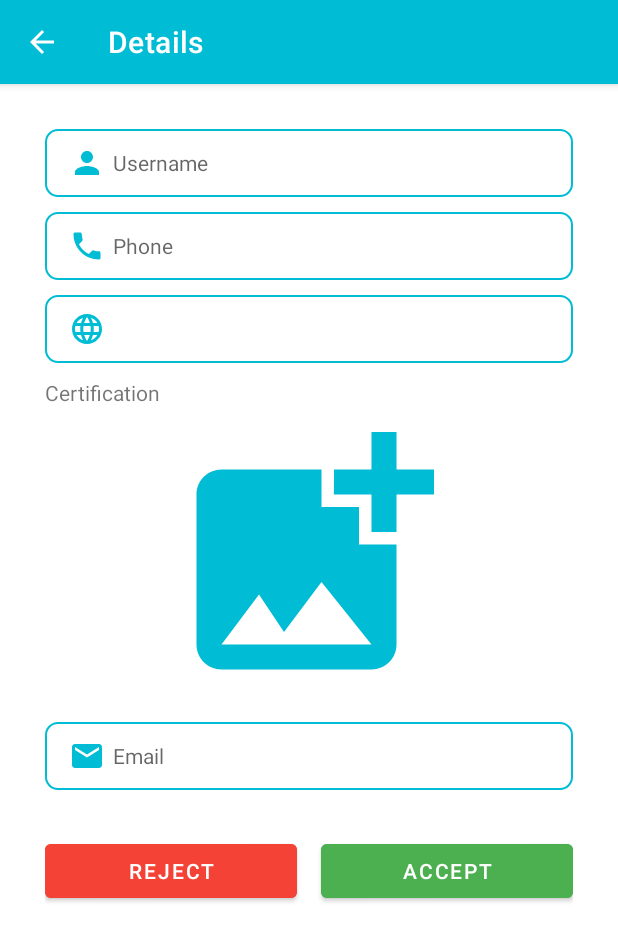
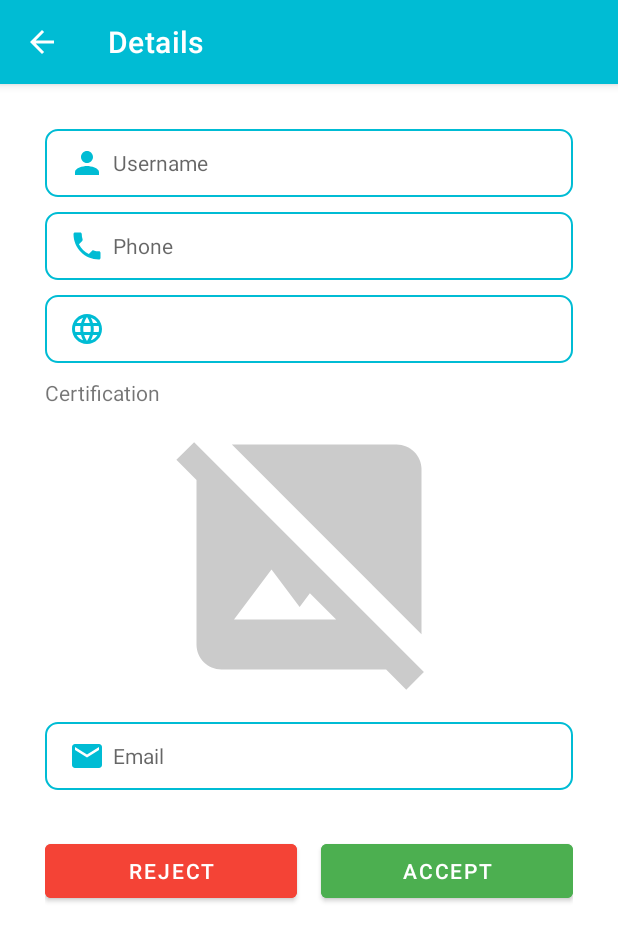
Before and after one commit to LanStructor/LanStructorApp, an Android app: the InstructorDetailsActivity screen opened directly, with no data from a screen before it, on a phone screen of 412 x 824 dp. Shown: the top 941 px of the screen. Run offline under Robolectric (Android 15) with nearby library versions, the phone set to English and light mode, and no system bars; our stand-ins replace Firebase (no records; nobody signed in at launch, a user with empty details on screens opened directly); 6 statements that could not run were skipped.

Commit message:
update 8

```diff
--- a/app/src/main/java/com/lanstructor/android/student/ChatActivity.java
+++ b/app/src/main/java/com/lanstructor/android/student/ChatActivity.java
@@ -155,7 +155,8 @@ public class ChatActivity extends AppCompatActivity {
             finish();
         }else if(item.getItemId() == R.id.call){
             if(userType.equals("Student")){
-                if(messages.get(messages.size()-1).message.equals("Meeting has bes started join to meeting by press call button")) {
+
+                if(messages.get(messages.size()-1).message.equals("Meeting has been started, join the meeting by pressing call button")) {
                     Intent intent = new Intent(ChatActivity.this, VideoCallActivity.class);
                     intent.putExtra("appointment", appointment);
                     startActivity(intent);
--- a/app/src/main/res/layout/activity_instructor_details.xml
+++ b/app/src/main/res/layout/activity_instructor_details.xml
@@ -75,7 +75,7 @@
             android:layout_height="200dp"
             android:layout_marginLeft="30dp"
             android:layout_marginRight="30dp"
-            app:srcCompat="@drawable/ic_baseline_add_photo_alternate_24" />
+            app:srcCompat="@drawable/ic_baseline_hide_image_24" />
 
         <TextView
             android:gravity="center_vertical"
--- a/app/src/main/res/layout/activity_register_as_instructor.xml
+++ b/app/src/main/res/layout/activity_register_as_instructor.xml
@@ -62,7 +62,7 @@
             android:layout_marginLeft="30dp"
             android:layout_marginTop="10dp"
             android:layout_marginRight="30dp"
-            android:text="Select You Certification" />
+            android:text="Select Your Certification" />
 
         <ImageView
             android:id="@+id/selectCertificate"
```
